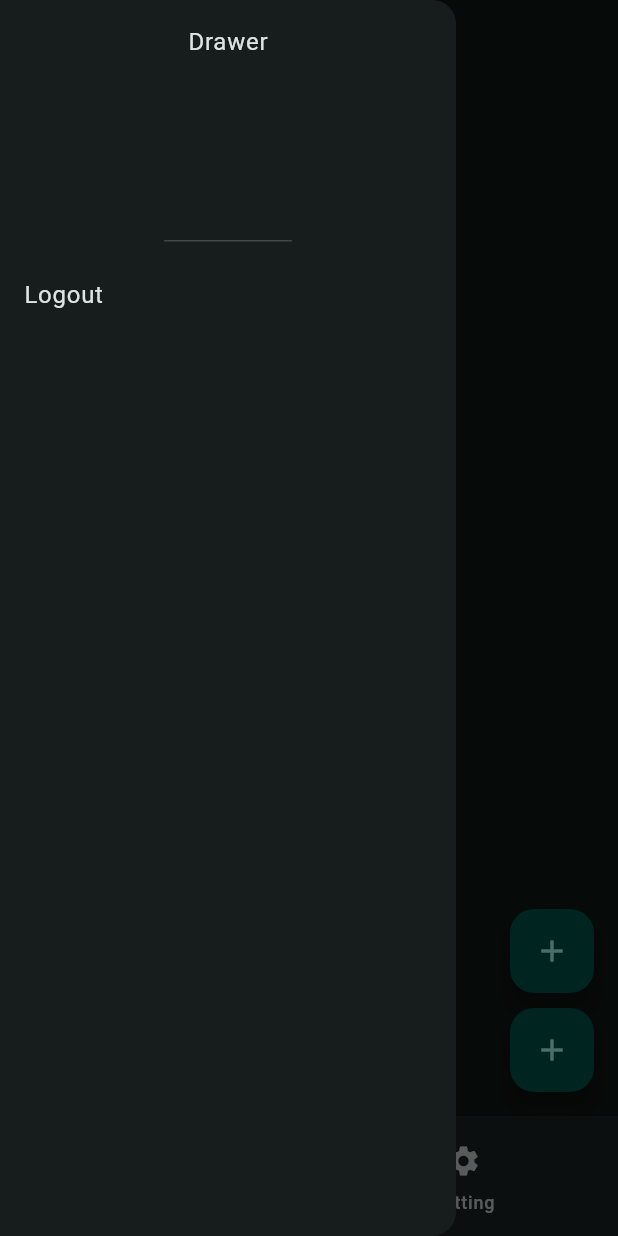
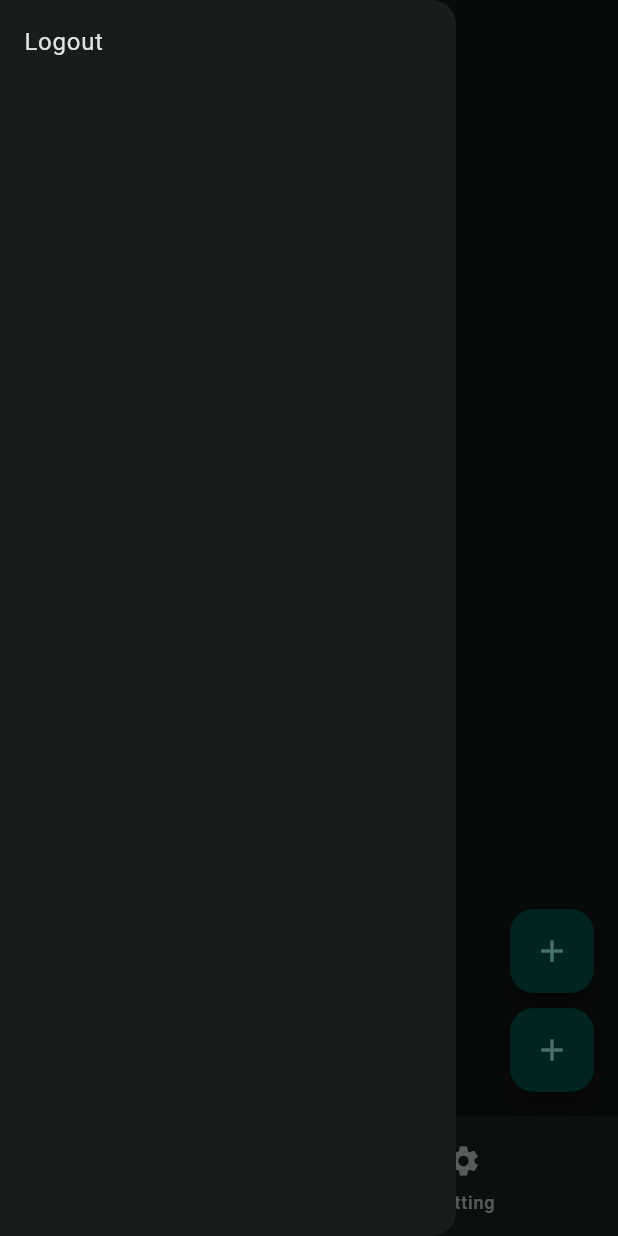
Before and after one commit to NgocNguyen1103/Flutter_basic, a Flutter app: the screen it shows after launch, with the side drawer open, on a phone screen of 412 x 824 dp. Run offline on Flutter 3.47's test engine with Material 3 defaults, Android fonts, the phone set to English and light mode, and no system bars.

```diff
--- a/lib/main.dart
+++ b/lib/main.dart
@@ -18,17 +18,13 @@ class MyApp extends StatelessWidget {
       debugShowCheckedModeBanner: false,
       home: Scaffold(
         appBar: AppBar(title: Text("Flutter App"), centerTitle: true),
-        drawer: Drawer(
-          child: Column(
-            children: [
-              DrawerHeader(child: Text("Drawer")),
-              ListTile(title: Text("Logout")),
-
-            ],
-          )
+        drawer:
+        SafeArea(child:Drawer(
+          child: ListTile(title: Text("Logout"),),
+        ),
+        ),
 
 
-        ),
         floatingActionButton: Column(
           mainAxisSize: MainAxisSize.min,
           children: [
```
